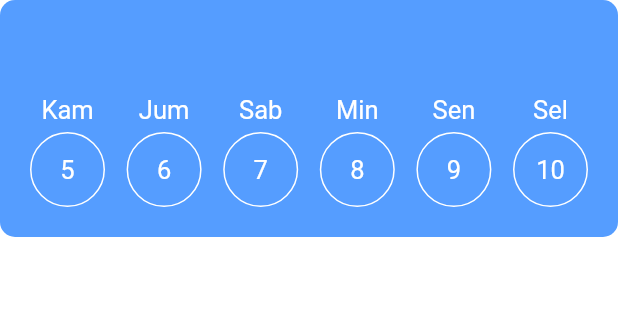
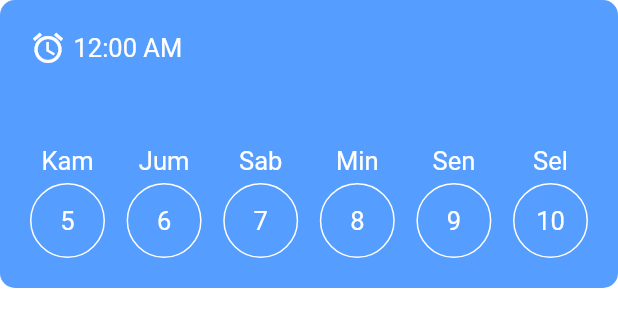
Before and after one commit to dihak/flutter-istiqomah, a Flutter app: the HabitItem widget shown alone on an empty page, opened directly with empty values, on a phone screen of 412 x 824 dp. Shown: the top 327 px of the screen. Run offline on Flutter 3.47's test engine with Material 2 defaults, Android fonts, the phone set to English and light mode, and no system bars; our stand-ins replace fl_chart, sqflite; accounts and stored records are empty; Roboto replaces fonts that are missing (ProductSans).

Commit message:
Reminder - Add UI Reminder

```diff
--- a/lib/pages/home/components/item/item.dart
+++ b/lib/pages/home/components/item/item.dart
@@ -56,9 +56,22 @@ class _HabitItemState extends State<HabitItem> {
   Widget _header() {
     return Padding(
       padding: EdgeInsets.only(bottom: 15),
-      child: Text(
-        widget.name,
-        style: title,
+      child: Column(
+        crossAxisAlignment: CrossAxisAlignment.start,
+        children: [
+          Row(
+            children: [
+              Icon(Icons.alarm),
+              SizedBox(width: 5),
+              Text('12:00 AM'),
+            ],
+          ),
+          SizedBox(height: 10),
+          Text(
+            widget.name,
+            style: title,
+          )
+        ],
       ),
     );
   }
```
Also changed, not shown: lib/pages/detail/index.dart (+18 -1 lines).
